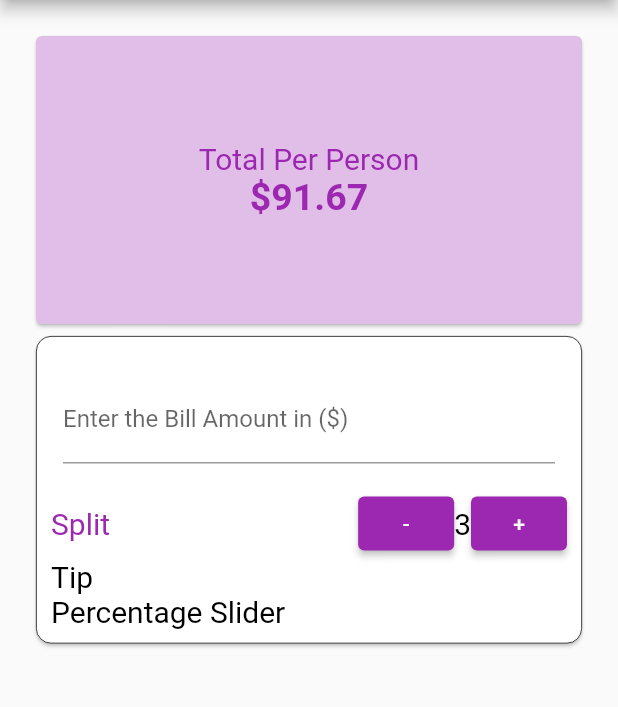
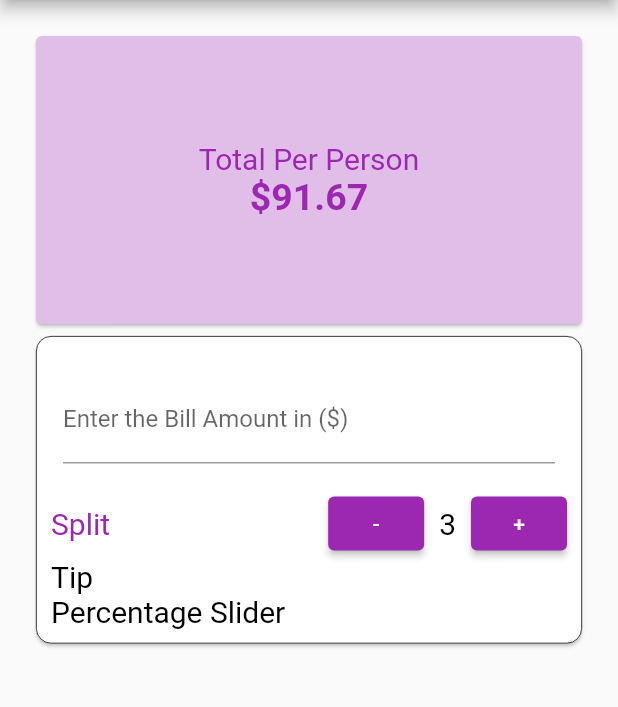
Before and after one commit to AkshayRameshAppDEV/TipCalculator, a Flutter app: the screen it shows after launch, on a phone screen of 412 x 824 dp, the part 84-791 px from its top. Run offline on Flutter 3.47's test engine with Material 2 defaults, Android fonts, the phone set to English and light mode, and no system bars.

Commit message:
Add padding for number inside row in split

```diff
--- a/tip_calculator/lib/ui/ui_widgets/bill_tip_control_widget.dart
+++ b/tip_calculator/lib/ui/ui_widgets/bill_tip_control_widget.dart
@@ -42,9 +42,12 @@ Row splitTipRow() {
             },
             child: const Text('-'),
           ),
-          const Text("3",
-              textAlign: TextAlign.center,
-              style: TextStyle(fontSize: 20.0, color: Colors.black)),
+          const Padding(
+            padding: EdgeInsets.all(10.0),
+            child: Text("3",
+                textAlign: TextAlign.center,
+                style: TextStyle(fontSize: 20.0, color: Colors.black)),
+          ),
           ElevatedButton(
             onPressed: () {
               // Respond to button press
```
